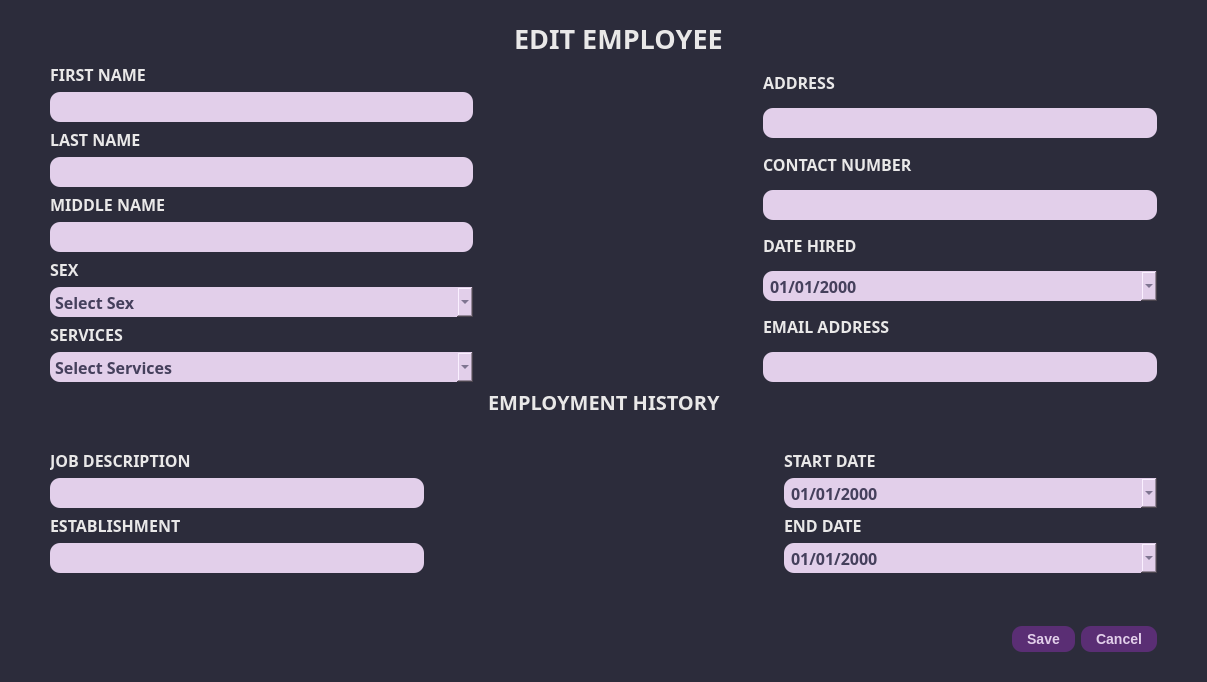
Before: the Qt Designer form ui_files/edit_employee_dialog.ui in porgarmer/Jeb-s-Salon, drawn with Qt 5.
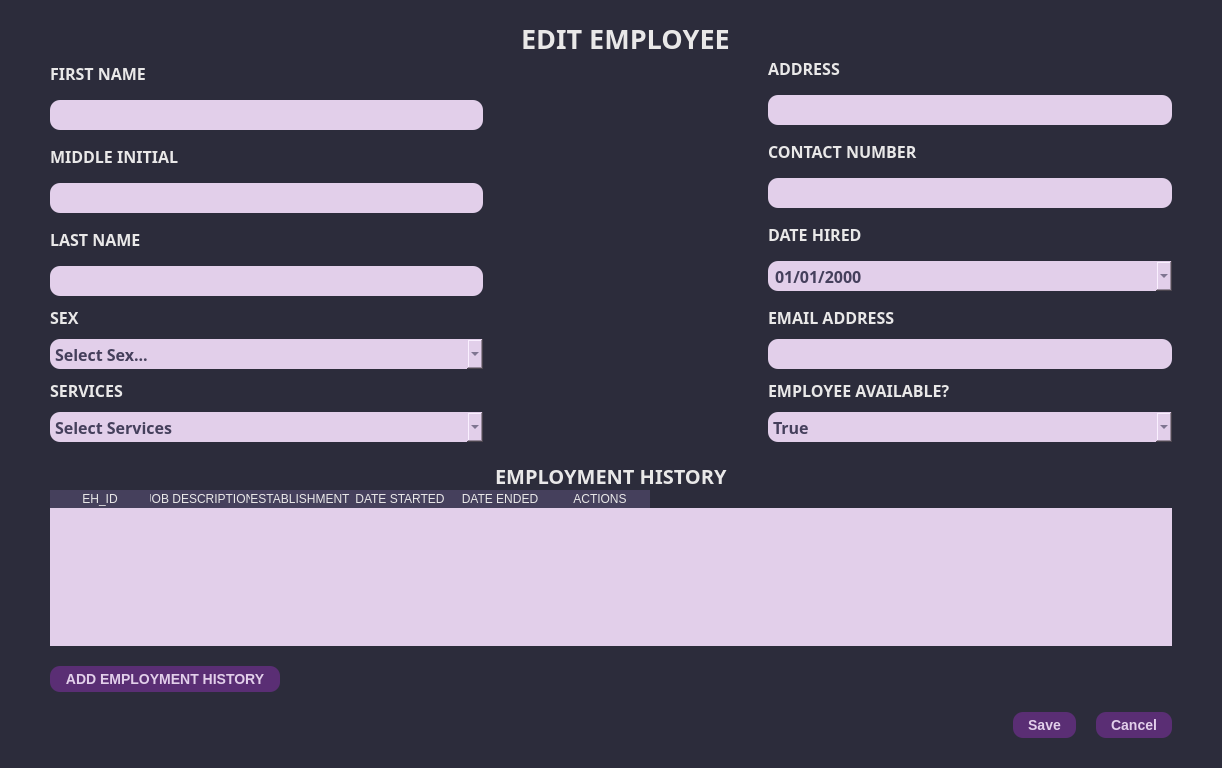
After: the same form once the commit is applied. Icons and pictures are not drawn.

```diff
--- a/ui_files/edit_employee_dialog.ui
+++ b/ui_files/edit_employee_dialog.ui
@@ -9,20 +9,20 @@
    <rect>
     <x>0</x>
     <y>0</y>
-    <width>1207</width>
-    <height>682</height>
+    <width>1222</width>
+    <height>768</height>
    </rect>
   </property>
   <property name="minimumSize">
    <size>
-    <width>1207</width>
-    <height>682</height>
+    <width>0</width>
+    <height>0</height>
    </size>
   </property>
   <property name="maximumSize">
    <size>
-    <width>1207</width>
-    <height>682</height>
+    <width>16777215</width>
+    <height>16777215</height>
    </size>
   </property>
   <property name="windowTitle">
@@ -115,366 +115,9 @@
       <property name="bottomMargin">
        <number>30</number>
       </property>
-      <item row="1" column="0">
-       <layout class="QGridLayout" name="gridLayout_3">
-        <item row="2" column="1" colspan="3">
-         <spacer name="horizontalSpacer_10">
-          <property name="orientation">
-           <enum>Qt::Horizontal</enum>
-          </property>
-          <property name="sizeHint" stdset="0">
-           <size>
-            <width>348</width>
-            <height>20</height>
-           </size>
-          </property>
-         </spacer>
-        </item>
-        <item row="1" column="0">
-         <spacer name="verticalSpacer_10">
-          <property name="orientation">
-           <enum>Qt::Vertical</enum>
-          </property>
-          <property name="sizeHint" stdset="0">
-           <size>
-            <width>310</width>
-            <height>32</height>
-           </size>
-          </property>
-         </spacer>
-        </item>
-        <item row="2" column="4">
-         <layout class="QVBoxLayout" name="verticalLayout_13">
-          <item>
-           <layout class="QVBoxLayout" name="verticalLayout_11"/>
-          </item>
-          <item>
-           <widget class="QLabel" name="label_12">
-            <property name="font">
-             <font>
-              <family>JetBrains Mono</family>
-              <pointsize>12</pointsize>
-              <bold>true</bold>
-             </font>
-            </property>
-            <property name="text">
-             <string>START DATE</string>
-            </property>
-           </widget>
-          </item>
-          <item>
-           <widget class="QDateEdit" name="emp_hist_start_date">
-            <property name="font">
-             <font>
-              <family>JetBrains Mono</family>
-              <pointsize>12</pointsize>
-              <bold>true</bold>
-             </font>
-            </property>
-            <property name="styleSheet">
-             <string notr="true">            QDateEdit QAbstractItemView {
-                selection-background-color: #6a9fb5;
-                selection-color: white;
-                background-color: #f0f0f0;
-            }
-            QCalendarWidget QWidget#qt_calendar_navigationbar {
-                background-color: #45405C; /* Navigation bar background */
-            }
-            QCalendarWidget QToolButton {
-                color: white;
-                background-color: #45405C;
-            }
-            QCalendarWidget QMenu {
-                color: white;
-                background-color: #45405C;
-            }
-
-    	    QCalendarWidget QMenu::item:selected {
-                background-color: #333;  /* Background color when an item is selected */
-            }
-         
-            QCalendarWidget QSpinBox {
-
-                color: white;
-                background-color: #45405C;
-                selection-background-color: #333;
-                selection-color: white;
-            }
-            QCalendarWidget QSpinBox::up-button {
-                subcontrol-origin: border;
-                subcontrol-position: top right;
-
-            }
-            QCalendarWidget QSpinBox::down-button {
-                subcontrol-origin: border;
-                subcontrol-position: bottom right;
-
-            }
-            QCalendarWidget QAbstractItemView:enabled {
-
-                color: black;
-                background-color: #E2CFEA;
-                selection-background-color: #45405C;
-                selection-color: white;
-            }</string>
-            </property>
-            <property name="displayFormat">
-             <string>MM/dd/yyyy</string>
-            </property>
-            <property name="calendarPopup">
-             <bool>true</bool>
-            </property>
-           </widget>
-          </item>
-          <item>
-           <layout class="QVBoxLayout" name="verticalLayout_12">
-            <item>
-             <widget class="QLabel" name="label_14">
-              <property name="font">
-               <font>
-                <family>JetBrains Mono</family>
-                <pointsize>12</pointsize>
-                <bold>true</bold>
-               </font>
-              </property>
-              <property name="text">
-               <string>END DATE</string>
-              </property>
-             </widget>
-            </item>
-            <item>
-             <widget class="QDateEdit" name="emp_hist_end_date">
-              <property name="font">
-               <font>
-                <family>JetBrains Mono</family>
-                <pointsize>12</pointsize>
-                <bold>true</bold>
-               </font>
-              </property>
-              <property name="styleSheet">
-               <string notr="true">            QDateEdit QAbstractItemView {
-                selection-background-color: #6a9fb5;
-                selection-color: white;
-                background-color: #f0f0f0;
-            }
-            QCalendarWidget QWidget#qt_calendar_navigationbar {
-                background-color: #45405C; /* Navigation bar background */
-            }
-            QCalendarWidget QToolButton {
-                color: white;
-                background-color: #45405C;
-            }
-            QCalendarWidget QMenu {
-                color: white;
-                background-color: #45405C;
-            }
-
-    	    QCalendarWidget QMenu::item:selected {
-                background-color: #333;  /* Background color when an item is selected */
-            }
-         
-            QCalendarWidget QSpinBox {
-
-                color: white;
-                background-color: #45405C;
-                selection-background-color: #333;
-                selection-color: white;
-            }
-            QCalendarWidget QSpinBox::up-button {
-                subcontrol-origin: border;
-                subcontrol-position: top right;
-
-            }
-            QCalendarWidget QSpinBox::down-button {
-                subcontrol-origin: border;
-                subcontrol-position: bottom right;
-
-            }
-            QCalendarWidget QAbstractItemView:enabled {
-
-                color: black;
-                background-color: #E2CFEA;
-                selection-background-color: #45405C;
-                selection-color: white;
-            }</string>
-              </property>
-              <property name="displayFormat">
-               <string>MM/dd/yyyy</string>
-              </property>
-              <property name="calendarPopup">
-               <bool>true</bool>
-              </property>
-             </widget>
-            </item>
-            <item>
-             <spacer name="verticalSpacer_12">
-              <property name="orientation">
-               <enum>Qt::Vertical</enum>
-              </property>
-              <property name="sizeHint" stdset="0">
-               <size>
-                <width>20</width>
-                <height>40</height>
-               </size>
-              </property>
-             </spacer>
-            </item>
-            <item>
-             <spacer name="horizontalSpacer_7">
-              <property name="orientation">
-               <enum>Qt::Horizontal</enum>
-              </property>
-              <property name="sizeHint" stdset="0">
-               <size>
-                <width>40</width>
-                <height>20</height>
-               </size>
-              </property>
-             </spacer>
-            </item>
-           </layout>
-          </item>
-         </layout>
-        </item>
-        <item row="2" column="0">
-         <layout class="QVBoxLayout" name="verticalLayout_14">
-          <item>
-           <layout class="QVBoxLayout" name="verticalLayout_8">
-            <item>
-             <widget class="QLabel" name="label_11">
-              <property name="font">
-               <font>
-                <family>JetBrains Mono</family>
-                <pointsize>12</pointsize>
-                <bold>true</bold>
-               </font>
-              </property>
-              <property name="text">
-               <string>JOB DESCRIPTION</string>
-              </property>
-             </widget>
-            </item>
-            <item>
-             <widget class="QLineEdit" name="emp_hist_job_desc">
-              <property name="font">
-               <font>
-                <family>JetBrains Mono</family>
-                <pointsize>12</pointsize>
-                <bold>true</bold>
-               </font>
-              </property>
-              <property name="styleSheet">
-               <string notr="true"/>
-              </property>
-             </widget>
-            </item>
-           </layout>
-          </item>
-          <item>
-           <layout class="QVBoxLayout" name="verticalLayout_9">
-            <item>
-             <widget class="QLabel" name="label_10">
-              <property name="font">
-               <font>
-                <family>JetBrains Mono</family>
-                <pointsize>12</pointsize>
-                <bold>true</bold>
-               </font>
-              </property>
-              <property name="text">
-               <string>ESTABLISHMENT</string>
-              </property>
-             </widget>
-            </item>
-            <item>
-             <widget class="QLineEdit" name="emp_hist_establishment">
-              <property name="font">
-               <font>
-                <family>JetBrains Mono</family>
-                <pointsize>12</pointsize>
-                <bold>true</bold>
-               </font>
-              </property>
-              <property name="styleSheet">
-               <string notr="true"/>
-              </property>
-             </widget>
-            </item>
-            <item>
-             <spacer name="verticalSpacer_11">
-              <property name="orientation">
-               <enum>Qt::Vertical</enum>
-              </property>
-              <property name="sizeHint" stdset="0">
-               <size>
-                <width>20</width>
-                <height>40</height>
-               </size>
-              </property>
-             </spacer>
-            </item>
-           </layout>
-          </item>
-         </layout>
-        </item>
-        <item row="0" column="3" colspan="2">
-         <spacer name="horizontalSpacer_5">
-          <property name="orientation">
-           <enum>Qt::Horizontal</enum>
-          </property>
-          <property name="sizeHint" stdset="0">
-           <size>
-            <width>427</width>
-            <height>17</height>
-           </size>
-          </property>
-         </spacer>
-        </item>
-        <item row="0" column="2">
-         <widget class="QLabel" name="label_9">
-          <property name="font">
-           <font>
-            <family>JetBrains Mono</family>
-            <pointsize>15</pointsize>
-            <bold>true</bold>
-           </font>
-          </property>
-          <property name="styleSheet">
-           <string notr="true"/>
-          </property>
-          <property name="text">
-           <string>EMPLOYMENT HISTORY</string>
-          </property>
-         </widget>
-        </item>
-        <item row="1" column="4">
-         <spacer name="verticalSpacer_13">
-          <property name="orientation">
-           <enum>Qt::Vertical</enum>
-          </property>
-          <property name="sizeHint" stdset="0">
-           <size>
-            <width>20</width>
-            <height>40</height>
-           </size>
-          </property>
-         </spacer>
-        </item>
-        <item row="0" column="0" colspan="2">
-         <spacer name="horizontalSpacer_6">
-          <property name="orientation">
-           <enum>Qt::Horizontal</enum>
-          </property>
-          <property name="sizeHint" stdset="0">
-           <size>
-            <width>426</width>
-            <height>17</height>
-           </size>
-          </property>
-         </spacer>
-        </item>
-       </layout>
-      </item>
+      <property name="verticalSpacing">
+       <number>20</number>
+      </property>
       <item row="0" column="0">
        <layout class="QGridLayout" name="gridLayout">
         <item row="0" column="0" colspan="2">
@@ -491,7 +134,7 @@
          </spacer>
         </item>
         <item row="0" column="2">
-         <widget class="QLabel" name="label">
+         <widget class="QLabel" name="window_label">
           <property name="font">
            <font>
             <family>JetBrains Mono</family>
@@ -522,8 +165,14 @@
         </item>
         <item row="1" column="0">
          <layout class="QVBoxLayout" name="verticalLayout_15">
+          <property name="spacing">
+           <number>10</number>
+          </property>
           <item>
            <layout class="QVBoxLayout" name="verticalLayout">
+            <property name="spacing">
+             <number>10</number>
+            </property>
             <item>
              <widget class="QLabel" name="label_2">
               <property name="font">
@@ -559,6 +208,44 @@
           </item>
           <item>
            <layout class="QVBoxLayout" name="verticalLayout_2">
+            <property name="spacing">
+             <number>10</number>
+            </property>
+            <item>
+             <widget class="QLabel" name="label_5">
+              <property name="font">
+               <font>
+                <family>JetBrains Mono</family>
+                <pointsize>12</pointsize>
+                <bold>true</bold>
+               </font>
+              </property>
+              <property name="text">
+               <string>MIDDLE INITIAL</string>
+              </property>
+             </widget>
+            </item>
+            <item>
+             <widget class="QLineEdit" name="emp_minitial">
+              <property name="font">
+               <font>
+                <family>JetBrains Mono</family>
+                <pointsize>12</pointsize>
+                <bold>true</bold>
+               </font>
+              </property>
+              <property name="styleSheet">
+               <string notr="true"/>
+              </property>
+             </widget>
+            </item>
+           </layout>
+          </item>
+          <item>
+           <layout class="QVBoxLayout" name="verticalLayout_3">
+            <property name="spacing">
+             <number>10</number>
+            </property>
             <item>
              <widget class="QLabel" name="label_3">
               <property name="font">
@@ -586,40 +273,11 @@
             </item>
            </layout>
           </item>
-          <item>
-           <layout class="QVBoxLayout" name="verticalLayout_3">
-            <item>
-             <widget class="QLabel" name="label_5">
-              <property name="font">
-               <font>
-                <family>JetBrains Mono</family>
-                <pointsize>12</pointsize>
-                <bold>true</bold>
-               </font>
-              </property>
-              <property name="text">
-               <string>MIDDLE NAME</string>
-              </property>
-             </widget>
-            </item>
-            <item>
-             <widget class="QLineEdit" name="emp_mname">
-              <property name="font">
-               <font>
-                <family>JetBrains Mono</family>
-                <pointsize>12</pointsize>
-                <bold>true</bold>
-               </font>
-              </property>
-              <property name="styleSheet">
-               <string notr="true"/>
-              </property>
-             </widget>
-            </item>
-           </layout>
-          </item>
           <item>
            <layout class="QVBoxLayout" name="verticalLayout_7">
+            <property name="spacing">
+             <number>10</number>
+            </property>
             <item>
              <widget class="QLabel" name="label_15">
               <property name="font">
@@ -640,11 +298,12 @@
                <font>
                 <family>JetBrains Mono</family>
                 <pointsize>12</pointsize>
+                <italic>false</italic>
                 <bold>true</bold>
                </font>
               </property>
               <property name="placeholderText">
-               <string>Select Sex</string>
+               <string>Select Sex...</string>
               </property>
               <item>
                <property name="text">
@@ -729,6 +388,9 @@
         </item>
         <item row="1" column="4">
          <layout class="QVBoxLayout" name="verticalLayout_16">
+          <property name="spacing">
+           <number>15</number>
+          </property>
           <item>
            <layout class="QVBoxLayout" name="verticalLayout_6">
             <item>
@@ -877,6 +539,9 @@
           </item>
           <item>
            <layout class="QVBoxLayout" name="verticalLayout_10">
+            <property name="spacing">
+             <number>10</number>
+            </property>
             <item>
              <widget class="QLabel" name="label_13">
               <property name="font">
@@ -902,14 +567,233 @@
               </property>
              </widget>
             </item>
+            <item>
+             <widget class="QLabel" name="label">
+              <property name="font">
+               <font>
+                <family>JetBrains Mono</family>
+                <pointsize>12</pointsize>
+                <bold>true</bold>
+               </font>
+              </property>
+              <property name="text">
+               <string>EMPLOYEE AVAILABLE?</string>
+              </property>
+             </widget>
+            </item>
+            <item>
+             <widget class="QComboBox" name="emp_available">
+              <property name="font">
+               <font>
+                <family>JetBrains Mono</family>
+                <pointsize>12</pointsize>
+                <bold>true</bold>
+               </font>
+              </property>
+              <item>
+               <property name="text">
+                <string>True</string>
+               </property>
+              </item>
+              <item>
+               <property name="text">
+                <string>False</string>
+               </property>
+              </item>
+             </widget>
+            </item>
            </layout>
           </item>
          </layout>
         </item>
        </layout>
       </item>
+      <item row="1" column="0">
+       <layout class="QGridLayout" name="gridLayout_3">
+        <item row="0" column="2">
+         <widget class="QLabel" name="label_9">
+          <property name="font">
+           <font>
+            <family>JetBrains Mono</family>
+            <pointsize>15</pointsize>
+            <bold>true</bold>
+           </font>
+          </property>
+          <property name="styleSheet">
+           <string notr="true"/>
+          </property>
+          <property name="text">
+           <string>EMPLOYMENT HISTORY</string>
+          </property>
+         </widget>
+        </item>
+        <item row="1" column="0" colspan="5">
+         <widget class="QTableWidget" name="emp_hist_table">
+          <property name="font">
+           <font>
+            <family>JetBrains Mono</family>
+            <pointsize>10</pointsize>
+            <bold>true</bold>
+           </font>
+          </property>
+          <property name="styleSheet">
+           <string notr="true">QHeaderView::section{
+	background-color: #45405C;
+	color: #E9E8E8;
+	border: none;
+	font: 700 10pt &quot;JetBrains Mono&quot;;
+}
+
+QTableWidget{
+	background-color: #E2CFEA;
+	border: none;
+	alternate-background-color: #BCADC5;
+}
+
+QTableWidget::item:selected{
+	color: #2C2C3B;
+	background-color: #FFEE8c;  /* Background color for selected items */
+
+}
+QTableWidget::item{
+	color: #2C2C3B;
+	selection-color: #2C2C3B;  /* Text color for selected items */
+
+}
+</string>
+          </property>
+          <property name="frameShadow">
+           <enum>QFrame::Sunken</enum>
+          </property>
+          <property name="editTriggers">
+           <set>QAbstractItemView::NoEditTriggers</set>
+          </property>
+          <property name="alternatingRowColors">
+           <bool>true</bool>
+          </property>
+          <property name="selectionMode">
+           <enum>QAbstractItemView::NoSelection</enum>
+          </property>
+          <property name="selectionBehavior">
+           <enum>QAbstractItemView::SelectRows</enum>
+          </property>
+          <property name="showGrid">
+           <bool>true</bool>
+          </property>
+          <property name="gridStyle">
+           <enum>Qt::NoPen</enum>
+          </property>
+          <attribute name="horizontalHeaderVisible">
+           <bool>true</bool>
+          </attribute>
+          <attribute name="horizontalHeaderCascadingSectionResizes">
+           <bool>false</bool>
+          </attribute>
+          <attribute name="horizontalHeaderHighlightSections">
+           <bool>true</bool>
+          </attribute>
+          <attribute name="horizontalHeaderShowSortIndicator" stdset="0">
+           <bool>false</bool>
+          </attribute>
+          <attribute name="horizontalHeaderStretchLastSection">
+           <bool>false</bool>
+          </attribute>
+          <attribute name="verticalHeaderVisible">
+           <bool>false</bool>
+          </attribute>
+          <attribute name="verticalHeaderStretchLastSection">
+           <bool>false</bool>
+          </attribute>
+          <row/>
+          <column>
+           <property name="text">
+            <string>EH_ID</string>
+           </property>
+          </column>
+          <column>
+           <property name="text">
+            <string>JOB DESCRIPTION</string>
+           </property>
+          </column>
+          <column>
+           <property name="text">
+            <string>ESTABLISHMENT</string>
+           </property>
+          </column>
+          <column>
+           <property name="text">
+            <string>DATE STARTED</string>
+           </property>
+          </column>
+          <column>
+           <property name="text">
+            <string>DATE ENDED</string>
+           </property>
+          </column>
+          <column>
+           <property name="text">
+            <string>ACTIONS</string>
+           </property>
+          </column>
+         </widget>
+        </item>
+        <item row="0" column="0" colspan="2">
+         <spacer name="horizontalSpacer_6">
+          <property name="orientation">
+           <enum>Qt::Horizontal</enum>
+          </property>
+          <property name="sizeHint" stdset="0">
+           <size>
+            <width>426</width>
+            <height>17</height>
+           </size>
+          </property>
+         </spacer>
+        </item>
+        <item row="0" column="3" colspan="2">
+         <spacer name="horizontalSpacer_5">
+          <property name="orientation">
+           <enum>Qt::Horizontal</enum>
+          </property>
+          <property name="sizeHint" stdset="0">
+           <size>
+            <width>427</width>
+            <height>17</height>
+           </size>
+          </property>
+         </spacer>
+        </item>
+       </layout>
+      </item>
+      <item row="2" column="0">
+       <layout class="QHBoxLayout" name="horizontalLayout_3">
+        <item>
+         <widget class="QPushButton" name="add_emp_hist_button">
+          <property name="text">
+           <string>ADD EMPLOYMENT HISTORY</string>
+          </property>
+         </widget>
+        </item>
+        <item>
+         <spacer name="horizontalSpacer_2">
+          <property name="orientation">
+           <enum>Qt::Horizontal</enum>
+          </property>
+          <property name="sizeHint" stdset="0">
+           <size>
+            <width>838</width>
+            <height>20</height>
+           </size>
+          </property>
+         </spacer>
+        </item>
+       </layout>
+      </item>
       <item row="3" column="0">
        <layout class="QHBoxLayout" name="horizontalLayout_2">
+        <property name="spacing">
+         <number>20</number>
+        </property>
         <item>
          <spacer name="horizontalSpacer_11">
           <property name="orientation">
@@ -960,19 +844,6 @@
         </item>
        </layout>
       </item>
-      <item row="2" column="0">
-       <spacer name="verticalSpacer_9">
-        <property name="orientation">
-         <enum>Qt::Vertical</enum>
-        </property>
-        <property name="sizeHint" stdset="0">
-         <size>
-          <width>20</width>
-          <height>4</height>
-         </size>
-        </property>
-       </spacer>
-      </item>
      </layout>
     </widget>
    </item>
```
